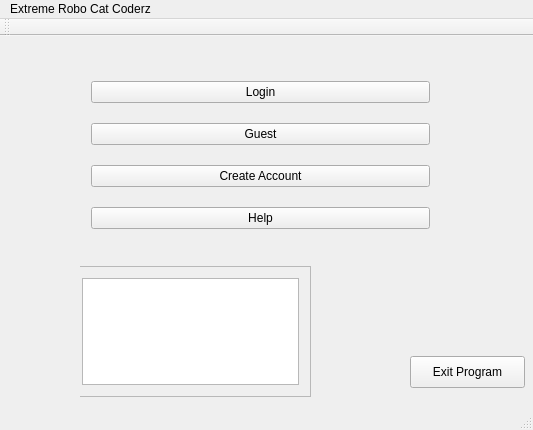
First picture: the form in CS1C-Project-Master/mainprogramwindow.ui, repository AustinVaday/CS1C-Class-Project, before the edit.
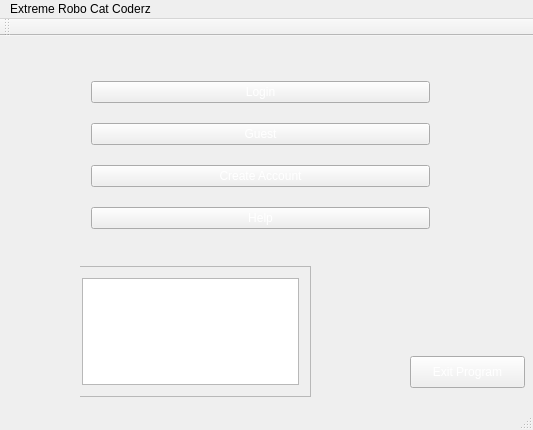
Second picture: the form after the edit. Icons and pictures are not drawn.

```diff
--- a/CS1C-Project-Master/mainprogramwindow.ui
+++ b/CS1C-Project-Master/mainprogramwindow.ui
@@ -13,6 +13,9 @@
   <property name="windowTitle">
    <string>MainProgramWindow</string>
   </property>
+  <property name="styleSheet">
+   <string notr="true">background-image: url(:/Resources/city whhaaa.jpg);</string>
+  </property>
   <widget class="QWidget" name="centralWidget">
    <widget class="QPushButton" name="exitProgram">
     <property name="geometry">
@@ -23,6 +26,11 @@
       <height>32</height>
      </rect>
     </property>
+    <property name="styleSheet">
+     <string notr="true">color: white;
+font: 13pt &quot;Papyrus&quot;;
+</string>
+    </property>
     <property name="text">
      <string>Exit Program</string>
     </property>
@@ -39,6 +47,11 @@
     <layout class="QVBoxLayout" name="verticalLayout">
      <item>
       <widget class="QPushButton" name="pushButton_Login">
+       <property name="styleSheet">
+        <string notr="true">color: white;
+font: 13pt &quot;Papyrus&quot;;
+</string>
+       </property>
        <property name="text">
         <string>Login</string>
        </property>
@@ -46,6 +59,12 @@
      </item>
      <item>
       <widget class="QPushButton" name="pushButton_Guest">
+       <property name="styleSheet">
+        <string notr="true">color: white;
+font: 13pt &quot;Papyrus&quot;;
+
+</string>
+       </property>
        <property name="text">
         <string>Guest</string>
        </property>
@@ -53,6 +72,11 @@
      </item>
      <item>
       <widget class="QPushButton" name="pushButton_RequestBrochure_2">
+       <property name="styleSheet">
+        <string notr="true">color: white;
+font: 13pt &quot;Papyrus&quot;;
+</string>
+       </property>
        <property name="text">
         <string>Create Account</string>
        </property>
@@ -60,6 +84,11 @@
      </item>
      <item>
       <widget class="QPushButton" name="pushButton_Help">
+       <property name="styleSheet">
+        <string notr="true">color: white;
+font: 13pt &quot;Papyrus&quot;;
+</string>
+       </property>
        <property name="text">
         <string>Help</string>
        </property>
```
Left out of the diff: 12 changed lines with no effect on the pictures.
